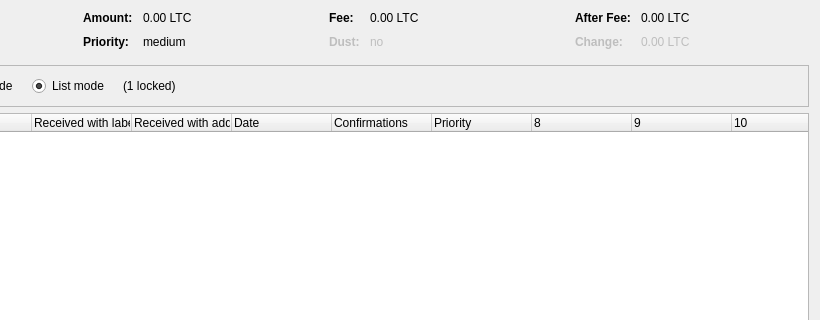
Before: the Qt Designer form src/qt/forms/coincontroldialog.ui in ShorelineCrypto/nengcoin, drawn with Qt 5; both pictures show x 180 to 1000 and y 0 to 320 of the 1000 by 500 pixel window.
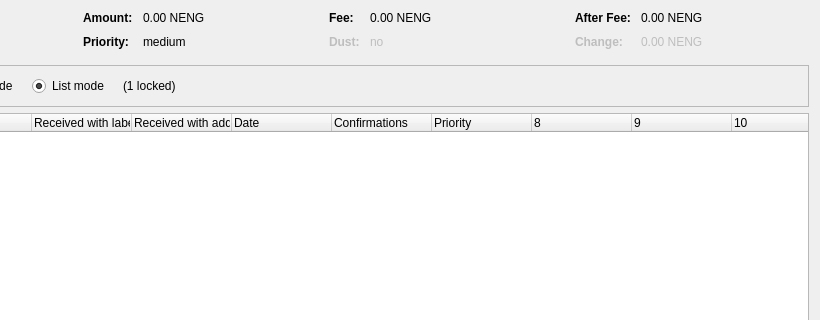
After: the same form once the commit is applied. Custom widgets are drawn as their Qt base class.

The edit to the form file:
```diff
--- a/src/qt/forms/coincontroldialog.ui
+++ b/src/qt/forms/coincontroldialog.ui
@@ -132,7 +132,7 @@
           <enum>Qt::ActionsContextMenu</enum>
          </property>
          <property name="text">
-          <string notr="true">0.00 LTC</string>
+          <string notr="true">0.00 NENG</string>
          </property>
          <property name="textInteractionFlags">
           <set>Qt::LinksAccessibleByMouse|Qt::TextSelectableByKeyboard|Qt::TextSelectableByMouse</set>
@@ -206,7 +206,7 @@
           <enum>Qt::ActionsContextMenu</enum>
          </property>
          <property name="text">
-          <string notr="true">0.00 LTC</string>
+          <string notr="true">0.00 NENG</string>
          </property>
          <property name="textInteractionFlags">
           <set>Qt::LinksAccessibleByMouse|Qt::TextSelectableByKeyboard|Qt::TextSelectableByMouse</set>
@@ -286,7 +286,7 @@
           <enum>Qt::ActionsContextMenu</enum>
          </property>
          <property name="text">
-          <string notr="true">0.00 LTC</string>
+          <string notr="true">0.00 NENG</string>
          </property>
          <property name="textInteractionFlags">
           <set>Qt::LinksAccessibleByMouse|Qt::TextSelectableByKeyboard|Qt::TextSelectableByMouse</set>
@@ -321,7 +321,7 @@
           <enum>Qt::ActionsContextMenu</enum>
          </property>
          <property name="text">
-          <string notr="true">0.00 LTC</string>
+          <string notr="true">0.00 NENG</string>
          </property>
          <property name="textInteractionFlags">
           <set>Qt::LinksAccessibleByMouse|Qt::TextSelectableByKeyboard|Qt::TextSelectableByMouse</set>
```
